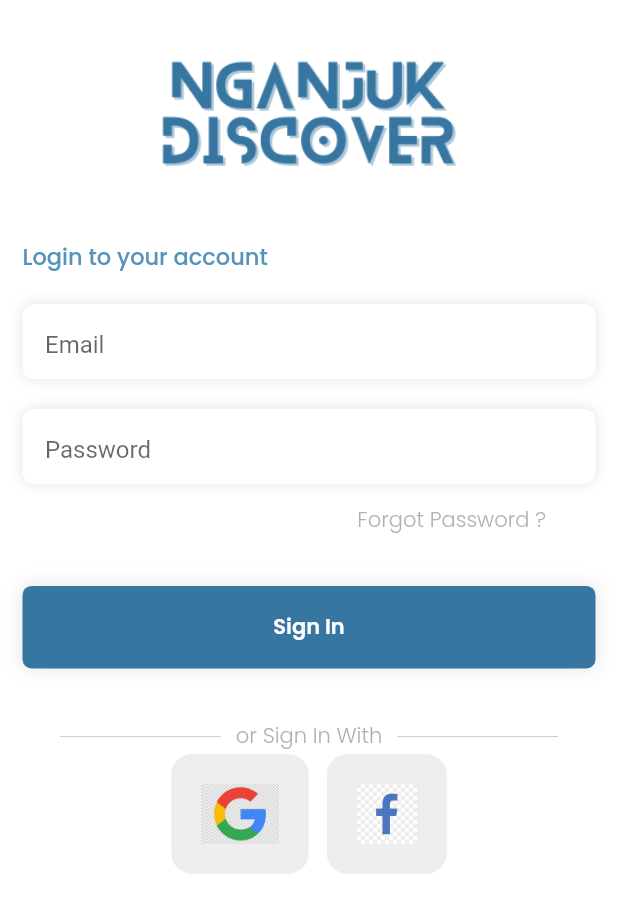
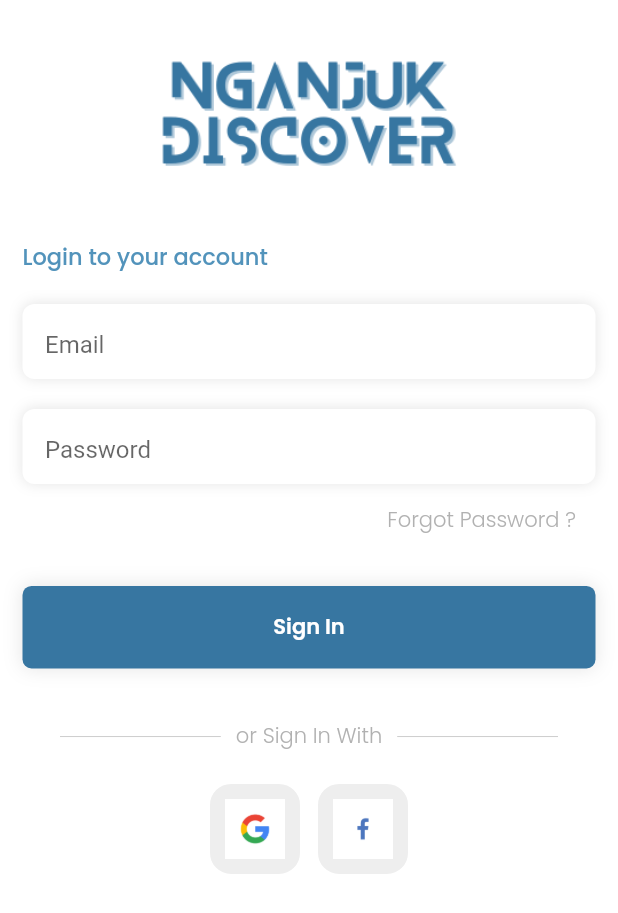
Before and after one commit to IlhamDinata/NganjukDiscover, a Flutter app: the screen it shows after launch, after a tap on "Skip", after a tap on "Done", on a phone screen of 412 x 824 dp. Shown: the top 913 px of the screen. Run offline on Flutter 3.47's test engine with Material 2 defaults, Android fonts, the phone set to English and light mode, and no system bars; drawn by our look-alikes of smooth_page_indicator; our stand-ins replace firebase_core, get, google_fonts, lottie, page_transition; accounts and stored records are empty.

Commit message:
social button

```diff
--- a/lib/screen/login_register_page/login_page.dart
+++ b/lib/screen/login_register_page/login_page.dart
@@ -48,7 +48,7 @@ class LoginPage extends StatelessWidget {
                     textInputType: TextInputType.visiblePassword,
                     obscure: true),
                 Padding(
-                  padding: const EdgeInsets.symmetric(horizontal: 25),
+                  padding: const EdgeInsets.symmetric(horizontal: 5),
                   child: Row(
                     mainAxisAlignment: MainAxisAlignment.end,
                     children: [
--- a/lib/utils/social_button.dart
+++ b/lib/utils/social_button.dart
@@ -36,12 +36,13 @@ class SocialButton extends StatelessWidget {
             ],
           ),
         ),
+        const SizedBox(height: 20),
         Row(
           mainAxisAlignment: MainAxisAlignment.center,
           children: [
-            SquareTile(imagePath: 'assets/gambar/google.jpeg'),
+            SquareTile(imagePath: 'assets/gambar/google.png'),
             const SizedBox(width: 10),
-            SquareTile(imagePath: 'assets/gambar/facebook.jpeg'),
+            SquareTile(imagePath: 'assets/gambar/facebook.png'),
           ],
         ),
       ],
--- a/lib/utils/square_tile.dart
+++ b/lib/utils/square_tile.dart
@@ -9,7 +9,7 @@ class SquareTile extends StatelessWidget {
   @override
   Widget build(BuildContext context) {
     return Container(
-      padding: EdgeInsets.all(20),
+      padding: EdgeInsets.all(10),
       decoration: BoxDecoration(
         border: Border.all(color: MyColor.white),
         borderRadius: BorderRadius.circular(15),
```
Also changed, not shown: assets/facebook.png (added), assets/gambar/facebook.jpeg (deleted), assets/gambar/facebook.png (added), assets/gambar/google.jpeg (deleted), assets/gambar/google.png (added), assets/google.png (added).
